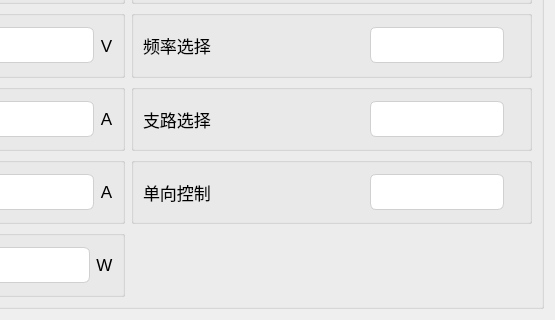
This is tformconfig1.ui in Curtain-Wang/TDB as Qt 5 draws it before an edit; both pictures show x 698 to 1253 and y 235 to 555 of the 1253 by 555 pixel window. The edited form follows.
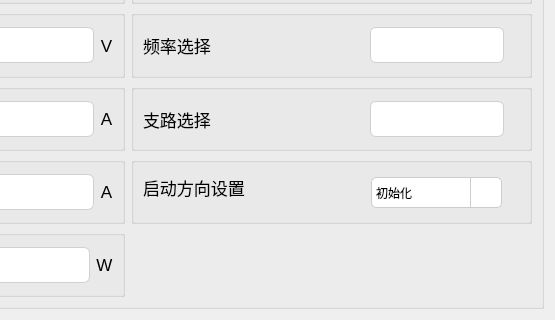
This is the edited form. Icons and pictures are not drawn. Custom widgets are drawn as their Qt base class.

```diff
--- a/tformconfig1.ui
+++ b/tformconfig1.ui
@@ -1830,9 +1830,15 @@
         <property name="title">
          <string/>
         </property>
-        <layout class="QHBoxLayout" name="horizontalLayout_12">
-         <item>
           <widget class="QLabel" name="label_23">
+         <property name="geometry">
+          <rect>
+           <x>12</x>
+           <y>15</y>
+           <width>221</width>
+           <height>31</height>
+          </rect>
+         </property>
            <property name="minimumSize">
             <size>
              <width>221</width>
@@ -1845,56 +1851,40 @@
             </font>
            </property>
            <property name="text">
-            <string>单向控制</string>
+          <string>启动方向设置</string>
            </property>
            <property name="alignment">
             <set>Qt::AlignLeading|Qt::AlignLeft|Qt::AlignVCenter</set>
            </property>
           </widget>
-         </item>
-         <item>
-          <widget class="MyLineEdit" name="l35">
-           <property name="minimumSize">
-            <size>
-             <width>0</width>
+        <widget class="QComboBox" name="c35">
+         <property name="geometry">
+          <rect>
+           <x>240</x>
+           <y>20</y>
+           <width>131</width>
              <height>31</height>
-            </size>
+          </rect>
            </property>
            <property name="styleSheet">
-            <string notr="true">QLineEdit {
-    /* 苹果风格的数据展示LineEdit */
-    border: 1px solid #D0D0D0;                  /* 浅灰色边框，模仿macOS的细边框 */
-    border-radius: 6px;                         /* 圆角，符合macOS设计 */
-    padding: 8px 12px;                         /* 内边距，提供舒适的阅读空间 */
-    background-color: #FFFFFF;                 /* 白色背景 */
-    color: #333333;                            /* 深灰色文字，提高可读性 */
-    font-family: &quot;SF Pro Text&quot;, &quot;Helvetica Neue&quot;, &quot;Lucida Grande&quot;, sans-serif; /* macOS系统字体栈 */
-    font-size: 14px;                           /* 默认字体大小 */
-    selection-background-color: #007AFF;       /* 选中文本高亮色 (macOS蓝色) */
-    selection-color: #FFFFFF;                  /* 选中文本颜色 (白色) */
-
-    /* 只读状态下的特殊样式 */
-    /* 注意：Qt中通常使用 setReadOnly(true) 来实现只读，但QSS可以定义其外观 */
+          <string notr="true">QComboBox {
+    border: 1px solid #cccccc; /* 边框 */
+    border-radius: 5px;
+    background-color: #ffffff;
 }
-
-/* 当LineEdit获得焦点时 (对于数据展示框，如果不需要焦点效果，可以省略或弱化) */
-QLineEdit:focus {
-    border: 1px solid #007AFF;                 /* 获得焦点时边框变为蓝色 */
-    /* 如果作为纯展示框，也可以移除焦点边框变化 */
-    /* border: 1px solid #D0D0D0; */
+QComboBox::drop-down {
+    border-left: 1px solid #cccccc; /* 下拉按钮的边框 */
+    width: 30px;
 }
-
-/* 禁用状态下的样式 (如果用于展示不可变数据) */
-QLineEdit:disabled {
-    background-color: #F5F5F7;                 /* macOS禁用元素背景色 */
-    color: #A0A0A0;                            /* 禁用文字颜色 */
-    border: 1px solid #E0E0E0;                 /* 禁用边框颜色 */
-}</string>
-           </property>
-           <property name="readOnly">
-            <bool>true</bool>
-           </property>
-          </widget>
+QComboBox::down-arrow {
+    image: url(:/icons/images/arrow_down.png); /* 您可以替换为您自己的下拉箭头图标 */
+}
+</string>
+         </property>
+         <item>
+          <property name="text">
+           <string>初始化</string>
+          </property>
          </item>
          <item>
           <widget class="QLabel" name="label_24">
@@ -1917,7 +1907,7 @@
            </property>
           </widget>
          </item>
-        </layout>
+        </widget>
        </widget>
       </item>
      </layout>
```
Left out of the diff: 25 changed lines with no effect on the pictures. Lines whose indentation alone changed are shown as unchanged.
